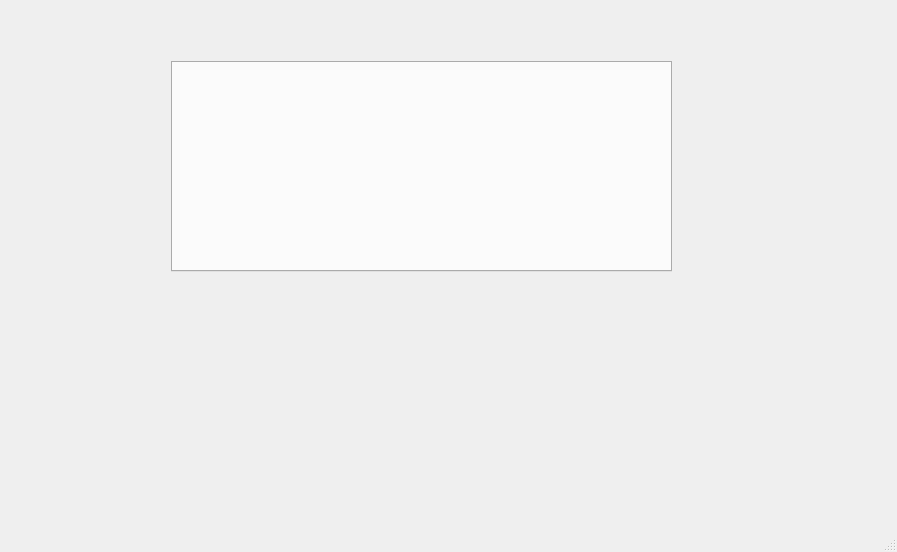
Above: Programming/5_sem (ChMV)/FNickCurs/mainwindow.ui from Anastasia1111/Labs before the change. Below: the same form after it.
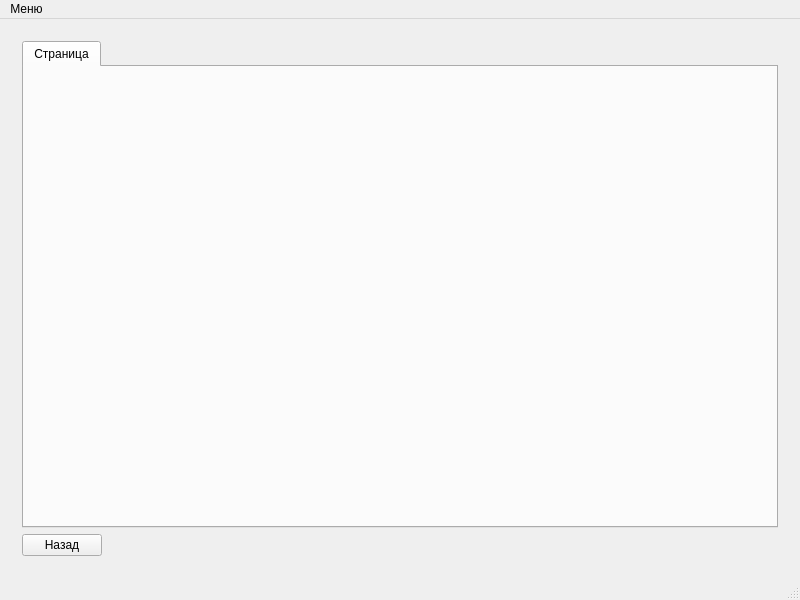
That is the form after the change. The open tabs and pages were chosen to show the change. Icons and pictures are not drawn.

Patch:
```diff
--- a/Programming/5_sem (ChMV)/FNickCurs/mainwindow.ui
+++ b/Programming/5_sem (ChMV)/FNickCurs/mainwindow.ui
@@ -6,10 +6,28 @@
    <rect>
     <x>0</x>
     <y>0</y>
-    <width>897</width>
-    <height>552</height>
+    <width>800</width>
+    <height>600</height>
    </rect>
   </property>
+  <property name="sizePolicy">
+   <sizepolicy hsizetype="Fixed" vsizetype="Fixed">
+    <horstretch>0</horstretch>
+    <verstretch>0</verstretch>
+   </sizepolicy>
+  </property>
+  <property name="minimumSize">
+   <size>
+    <width>800</width>
+    <height>600</height>
+   </size>
+  </property>
+  <property name="maximumSize">
+   <size>
+    <width>800</width>
+    <height>600</height>
+   </size>
+  </property>
   <property name="windowTitle">
    <string>Организатор свадеб</string>
   </property>
@@ -18,6 +36,16 @@
     <normaloff>:/other/wedding</normaloff>:/other/wedding</iconset>
   </property>
   <widget class="QWidget" name="centralWidget">
+   <property name="styleSheet">
+    <string notr="true">QStackedWidget QWidget#weddingPage{
+border-image: url(:/other/weddingbg) 0 0 0 0 stretch stretch;
+border-width: 0px;
+}
+QStackedWidget QWidget#planPage{
+border-image: url(:/other/weddingbg) 0 0 0 0 stretch stretch;
+border-width: 0px;
+}</string>
+   </property>
    <layout class="QGridLayout" name="gridLayout">
     <item row="0" column="0">
      <widget class="QStackedWidget" name="stackedWidget">
@@ -32,25 +60,41 @@
        </layout>
       </widget>
       <widget class="QWidget" name="planPage">
-       <widget class="QTabWidget" name="tabWidget">
-        <property name="geometry">
-         <rect>
-          <x>160</x>
-          <y>50</y>
-          <width>501</width>
-          <height>211</height>
-         </rect>
-        </property>
-        <property name="tabPosition">
-         <enum>QTabWidget::North</enum>
-        </property>
-        <property name="tabShape">
-         <enum>QTabWidget::Rounded</enum>
-        </property>
-        <property name="currentIndex">
-         <number>-1</number>
-        </property>
-       </widget>
+       <layout class="QVBoxLayout" name="verticalLayout_2">
+        <item>
+         <widget class="QTabWidget" name="tabWidget">
+          <widget class="QWidget" name="tab">
+           <attribute name="title">
+            <string>Страница</string>
+           </attribute>
+          </widget>
+         </widget>
+        </item>
+        <item>
+         <layout class="QHBoxLayout" name="horizontalLayout_2">
+          <item>
+           <widget class="QPushButton" name="buttonBack">
+            <property name="text">
+             <string>Назад</string>
+            </property>
+           </widget>
+          </item>
+          <item>
+           <spacer name="horizontalSpacer_2">
+            <property name="orientation">
+             <enum>Qt::Horizontal</enum>
+            </property>
+            <property name="sizeHint" stdset="0">
+             <size>
+              <width>40</width>
+              <height>20</height>
+             </size>
+            </property>
+           </spacer>
+          </item>
+         </layout>
+        </item>
+       </layout>
       </widget>
      </widget>
     </item>
@@ -61,10 +105,19 @@
     <rect>
      <x>0</x>
      <y>0</y>
-     <width>897</width>
+     <width>800</width>
      <height>25</height>
     </rect>
    </property>
+   <widget class="QMenu" name="menuMenu">
+    <property name="title">
+     <string>Меню</string>
+    </property>
+    <addaction name="actionOrganize"/>
+    <addaction name="separator"/>
+    <addaction name="actionExit"/>
+   </widget>
+   <addaction name="menuMenu"/>
   </widget>
   <widget class="QStatusBar" name="statusBar"/>
  </widget>
```
Left out of the diff: 82 changed lines with no effect on the pictures.
